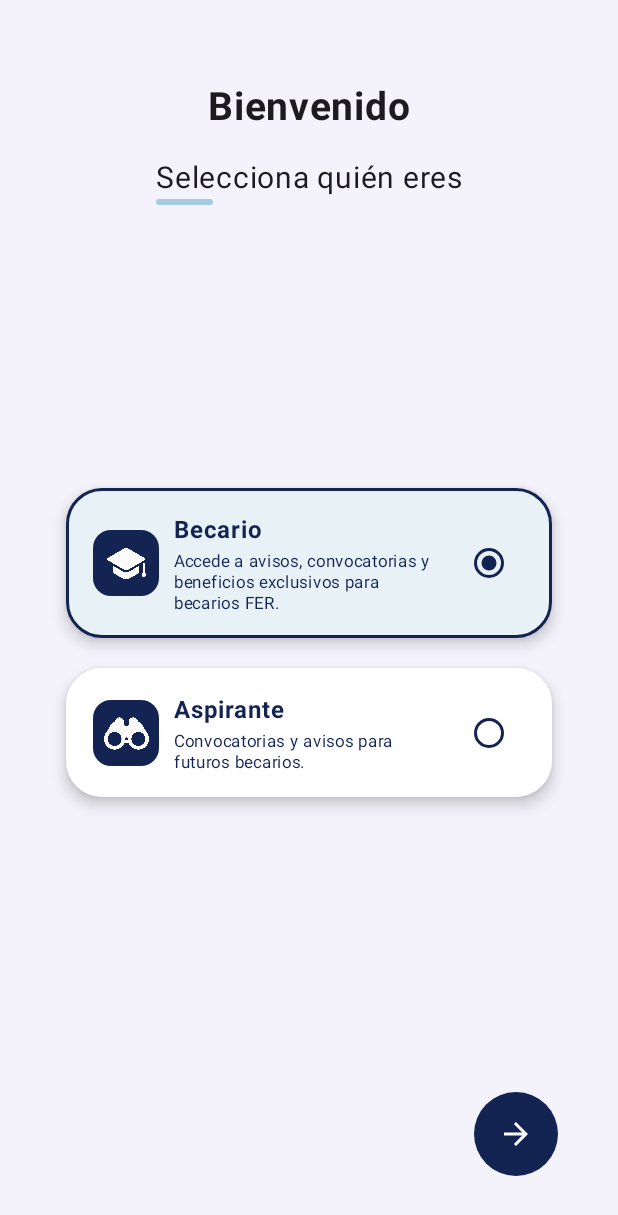
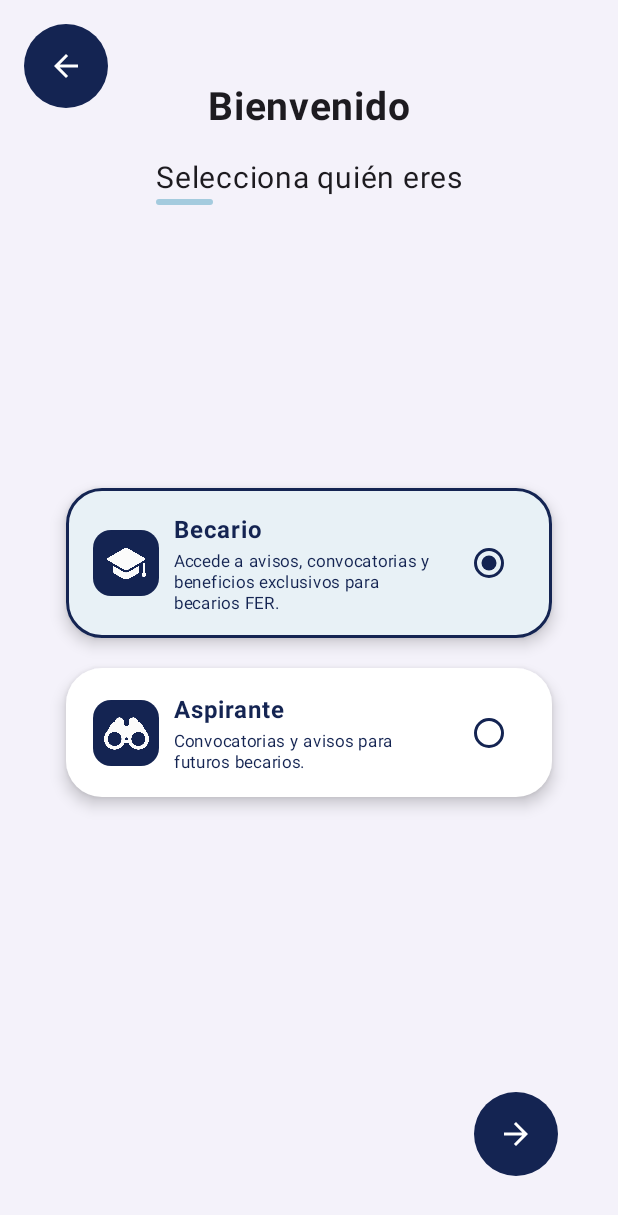
Before and after one commit to snwflwrsoph/fundacionApp, an Android app built with Jetpack Compose: the PreferenciasScreen screen opened through its navigation route, after a tap on "Becario", on a phone screen of 412 x 824 dp. Shown: the top 1215 px of the screen. Run offline under Robolectric (Android 15) with nearby library versions, the phone set to English and light mode, and no system bars; our stand-ins replace Firebase (no records; nobody signed in at launch, a user with empty details on screens opened directly); Roboto replaces fonts that are not available here; 2 statements that could not run were skipped.

Commit message:
feat: return button on preferences screen

```diff
--- a/app/src/main/java/com/fer/app/ui/FerApp.kt
+++ b/app/src/main/java/com/fer/app/ui/FerApp.kt
@@ -238,8 +238,13 @@ fun FerApp(
             modifier = Modifier.padding(innerPadding)
         ) {
             composable(Routes.BIENVENIDA) {
+                val alRegresar:(() -> Unit)? = if (perfil.onboardingCompleto) {
+                    {navController.popBackStack()}
+                } else null
+
                 PreferenciasScreen(
                     seleccionInicial = perfil.tipoUsuario,
+                    onRegresar = alRegresar,
                     onContinuar = { tipo ->
                         viewModel.seleccionarTipoUsuario(tipo)
 
--- a/app/src/main/java/com/fer/app/ui/onboarding/PreferenciasScreen.kt
+++ b/app/src/main/java/com/fer/app/ui/onboarding/PreferenciasScreen.kt
@@ -42,17 +42,27 @@ import com.fer.app.ui.theme.FerCeleste
 import com.fer.app.ui.theme.FerFondoTarjetaSeleccionada
 import com.fer.app.ui.theme.FerFontFamily
 import com.fer.app.ui.theme.FerNavy
+import androidx.compose.foundation.shape.CircleShape
+import androidx.compose.material3.Icon
+import androidx.compose.material3.IconButton
+import androidx.compose.ui.graphics.vector.ImageVector
 
 @Composable
 fun PreferenciasScreen(
     modifier: Modifier = Modifier,
     seleccionInicial: TipoUsuario? = null,
+    onRegresar: (() -> Unit)? = null,
     onContinuar: (TipoUsuario) -> Unit = {}
 ) {
     var seleccion by remember {
         mutableStateOf<TipoUsuario?>(seleccionInicial)
     }
 
+    Box(
+        modifier = modifier
+            .fillMaxSize()
+            .background(MaterialTheme.colorScheme.background)
+    ) {
         Column(
             modifier = modifier
                 .fillMaxSize()
@@ -127,6 +137,18 @@ fun PreferenciasScreen(
                     onClick = {
                         seleccion?.let(onContinuar)
                     }
+                )
+            }
+        }
+
+        if(onRegresar != null) {
+            BotonCircular(
+                icono = FlechaIzquierdaIcon,
+                descripcion = "Regresar",
+                onClick = onRegresar,
+                modifier = Modifier
+                    .align(Alignment.TopStart)
+                    .padding(start = 16.dp, top = 16.dp)
             )
         }
     }
@@ -208,3 +230,20 @@ fun OpcionCard(
         }
     }
 }
+
+@Composable
+private fun BotonCircular(
+    icono: ImageVector,
+    descripcion: String,
+    onClick: () -> Unit,
+    modifier: Modifier = Modifier
+) {
+    IconButton(
+        onClick = onClick,
+        modifier = modifier
+            .size(56.dp)
+            .background(FerNavy, CircleShape)
+    ) {
+        Icon(imageVector = icono, contentDescription = descripcion, tint = Color.White)
+    }
+}
```
Lines whose indentation alone changed are shown as unchanged.
